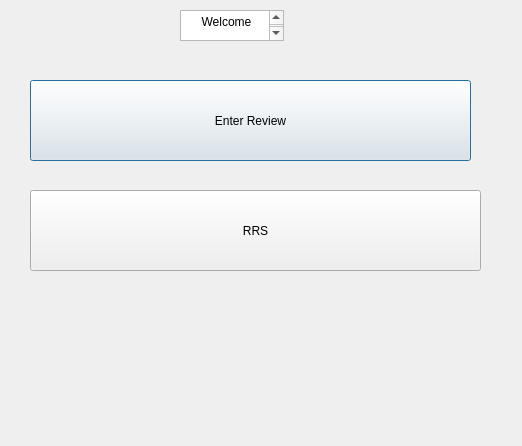
Above: Restaurant/Main.ui from rhythm-patel/eRaahi before the change. Below: the same form after it.
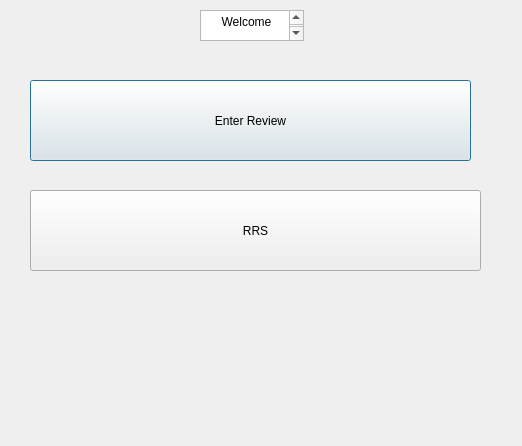
That is the form after the change.

The edit to the form file:
```diff
--- a/Restaurant/Main.ui
+++ b/Restaurant/Main.ui
@@ -42,7 +42,7 @@
   <widget class="QPlainTextEdit" name="Heading">
    <property name="geometry">
     <rect>
-     <x>180</x>
+     <x>200</x>
      <y>10</y>
      <width>104</width>
      <height>31</height>
```
